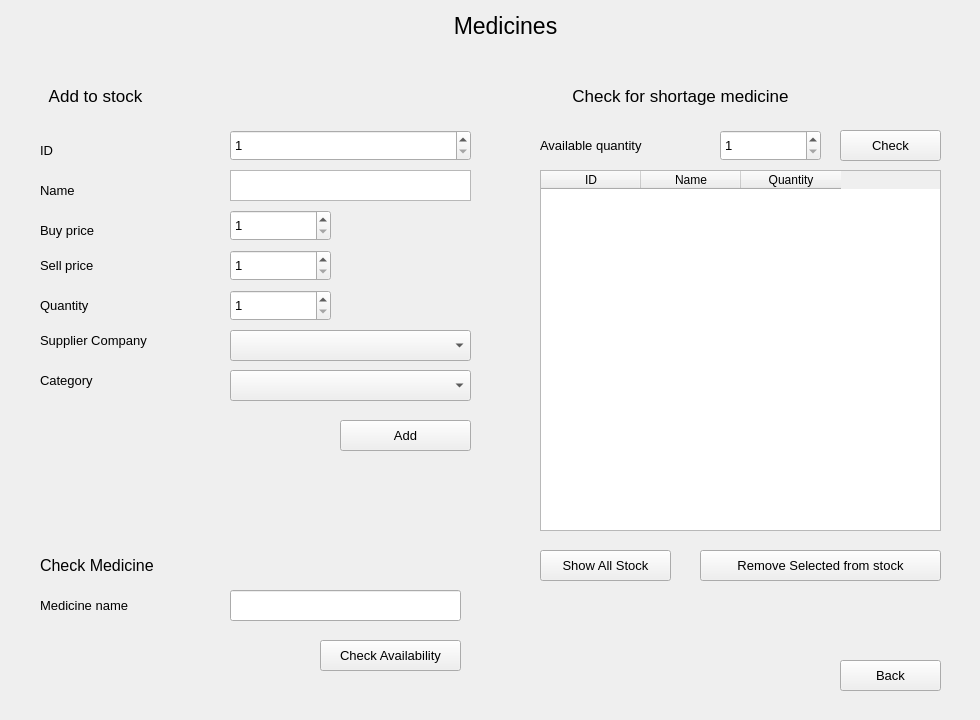
Before: the Qt Designer form medicine_window/medicine_window.ui in osamamuhammad3623/pharmacy_management_system, drawn with Qt 5.
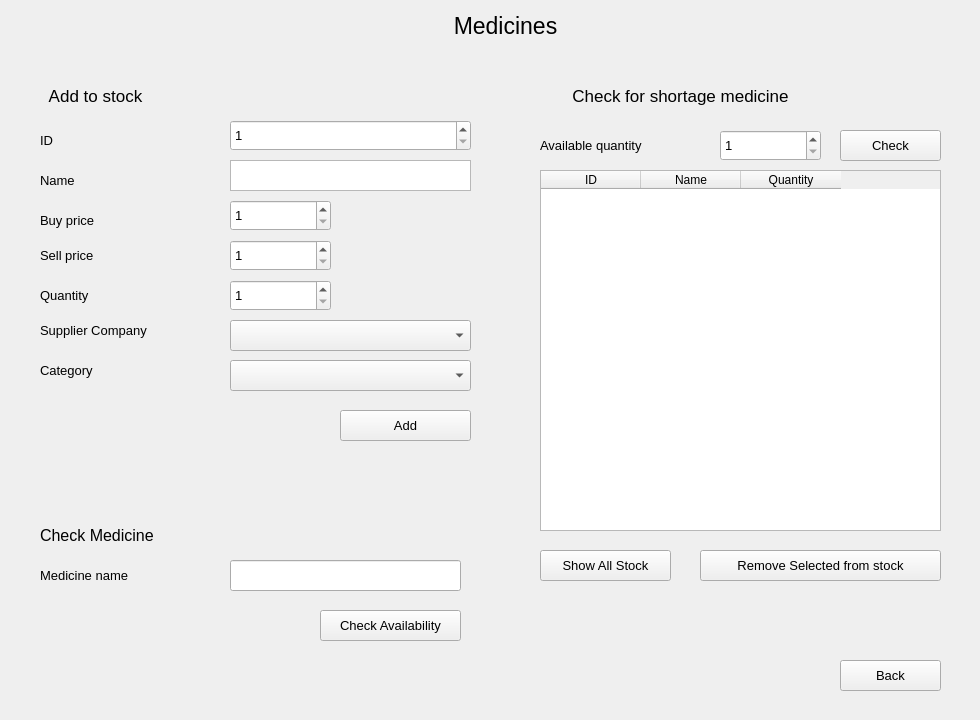
After: the same form once the commit is applied.

Patch:
```diff
--- a/medicine_window/medicine_window.ui
+++ b/medicine_window/medicine_window.ui
@@ -17,7 +17,7 @@
    <property name="geometry">
     <rect>
      <x>40</x>
-     <y>320</y>
+     <y>310</y>
      <width>201</width>
      <height>41</height>
     </rect>
@@ -53,7 +53,7 @@
    <property name="geometry">
     <rect>
      <x>230</x>
-     <y>210</y>
+     <y>200</y>
      <width>101</width>
      <height>31</height>
     </rect>
@@ -74,7 +74,7 @@
    <property name="geometry">
     <rect>
      <x>40</x>
-     <y>130</y>
+     <y>120</y>
      <width>101</width>
      <height>41</height>
     </rect>
@@ -92,7 +92,7 @@
    <property name="geometry">
     <rect>
      <x>230</x>
-     <y>250</y>
+     <y>240</y>
      <width>101</width>
      <height>31</height>
     </rect>
@@ -113,7 +113,7 @@
    <property name="geometry">
     <rect>
      <x>40</x>
-     <y>210</y>
+     <y>200</y>
      <width>101</width>
      <height>41</height>
     </rect>
@@ -131,7 +131,7 @@
    <property name="geometry">
     <rect>
      <x>40</x>
-     <y>280</y>
+     <y>270</y>
      <width>101</width>
      <height>51</height>
     </rect>
@@ -149,7 +149,7 @@
    <property name="geometry">
     <rect>
      <x>340</x>
-     <y>420</y>
+     <y>410</y>
      <width>131</width>
      <height>31</height>
     </rect>
@@ -167,7 +167,7 @@
    <property name="geometry">
     <rect>
      <x>230</x>
-     <y>290</y>
+     <y>280</y>
      <width>101</width>
      <height>31</height>
     </rect>
@@ -188,7 +188,7 @@
    <property name="geometry">
     <rect>
      <x>40</x>
-     <y>240</y>
+     <y>230</y>
      <width>101</width>
      <height>51</height>
     </rect>
@@ -206,7 +206,7 @@
    <property name="geometry">
     <rect>
      <x>40</x>
-     <y>360</y>
+     <y>350</y>
      <width>201</width>
      <height>41</height>
     </rect>
@@ -224,7 +224,7 @@
    <property name="geometry">
     <rect>
      <x>230</x>
-     <y>170</y>
+     <y>160</y>
      <width>241</width>
      <height>31</height>
     </rect>
@@ -260,7 +260,7 @@
    <property name="geometry">
     <rect>
      <x>40</x>
-     <y>170</y>
+     <y>160</y>
      <width>101</width>
      <height>41</height>
     </rect>
@@ -299,7 +299,7 @@
    <property name="geometry">
     <rect>
      <x>230</x>
-     <y>370</y>
+     <y>360</y>
      <width>241</width>
      <height>31</height>
     </rect>
@@ -378,7 +378,7 @@
    <property name="geometry">
     <rect>
      <x>230</x>
-     <y>330</y>
+     <y>320</y>
      <width>241</width>
      <height>31</height>
     </rect>
@@ -393,7 +393,7 @@
    <property name="geometry">
     <rect>
      <x>230</x>
-     <y>130</y>
+     <y>120</y>
      <width>241</width>
      <height>31</height>
     </rect>
@@ -414,7 +414,7 @@
    <property name="geometry">
     <rect>
      <x>40</x>
-     <y>590</y>
+     <y>560</y>
      <width>111</width>
      <height>31</height>
     </rect>
@@ -432,7 +432,7 @@
    <property name="geometry">
     <rect>
      <x>40</x>
-     <y>550</y>
+     <y>520</y>
      <width>151</width>
      <height>31</height>
     </rect>
@@ -450,7 +450,7 @@
    <property name="geometry">
     <rect>
      <x>320</x>
-     <y>640</y>
+     <y>610</y>
      <width>141</width>
      <height>31</height>
     </rect>
@@ -507,7 +507,7 @@
    <property name="geometry">
     <rect>
      <x>230</x>
-     <y>590</y>
+     <y>560</y>
      <width>231</width>
      <height>31</height>
     </rect>
@@ -553,7 +553,7 @@
    <property name="geometry">
     <rect>
      <x>40</x>
-     <y>460</y>
+     <y>440</y>
      <width>441</width>
      <height>61</height>
     </rect>
```
Left out of the diff: 8 changed lines with no effect on the pictures.
